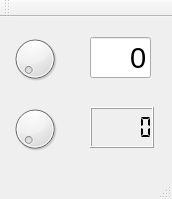
Above: 01 tools/03 desarrollo/RPi/02 qt/02 widgets/09 dial/dial/mainwindow.ui from ramonjunquera/GlobalEnvironment before the change. Below: the same form after it.
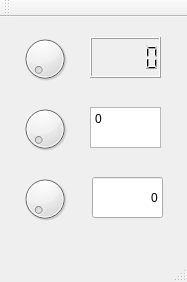
That is the form after the change.

```diff
--- a/01 tools/03 desarrollo/RPi/02 qt/02 widgets/09 dial/dial/mainwindow.ui
+++ b/01 tools/03 desarrollo/RPi/02 qt/02 widgets/09 dial/dial/mainwindow.ui
@@ -6,8 +6,8 @@
    <rect>
     <x>0</x>
     <y>0</y>
-    <width>172</width>
-    <height>199</height>
+    <width>187</width>
+    <height>282</height>
    </rect>
   </property>
   <property name="windowTitle">
@@ -17,7 +17,7 @@
    <widget class="QDial" name="dial_1">
     <property name="geometry">
      <rect>
-      <x>10</x>
+      <x>20</x>
       <y>10</y>
       <width>50</width>
       <height>64</height>
@@ -27,7 +27,7 @@
    <widget class="QDial" name="dial_2">
     <property name="geometry">
      <rect>
-      <x>10</x>
+      <x>20</x>
       <y>80</y>
       <width>50</width>
       <height>64</height>
@@ -38,35 +38,62 @@
     <property name="geometry">
      <rect>
       <x>90</x>
+      <y>20</y>
+      <width>71</width>
+      <height>41</height>
+     </rect>
+    </property>
+   </widget>
+   <widget class="QPlainTextEdit" name="plainTextEdit">
+    <property name="geometry">
+     <rect>
+      <x>90</x>
       <y>90</y>
-      <width>64</width>
+      <width>71</width>
       <height>41</height>
      </rect>
     </property>
-    <property name="segmentStyle">
-     <enum>QLCDNumber::Flat</enum>
+    <property name="inputMethodHints">
+     <set>Qt::ImhNone</set>
+    </property>
+    <property name="documentTitle">
+     <string/>
+    </property>
+    <property name="readOnly">
+     <bool>true</bool>
+    </property>
+    <property name="plainText">
+     <string>0</string>
+    </property>
+   </widget>
+   <widget class="QDial" name="dial_3">
+    <property name="geometry">
+     <rect>
+      <x>20</x>
+      <y>150</y>
+      <width>50</width>
+      <height>64</height>
+     </rect>
     </property>
    </widget>
    <widget class="QLineEdit" name="lineEdit">
     <property name="geometry">
      <rect>
-      <x>90</x>
-      <y>20</y>
-      <width>61</width>
+      <x>92</x>
+      <y>160</y>
+      <width>71</width>
       <height>41</height>
      </rect>
     </property>
-    <property name="font">
-     <font>
-      <pointsize>22</pointsize>
-     </font>
-    </property>
     <property name="text">
      <string>0</string>
     </property>
     <property name="alignment">
      <set>Qt::AlignRight|Qt::AlignTrailing|Qt::AlignVCenter</set>
     </property>
+    <property name="readOnly">
+     <bool>true</bool>
+    </property>
    </widget>
   </widget>
   <widget class="QMenuBar" name="menuBar">
```
Left out of the diff: 14 changed lines with no effect on the pictures.
